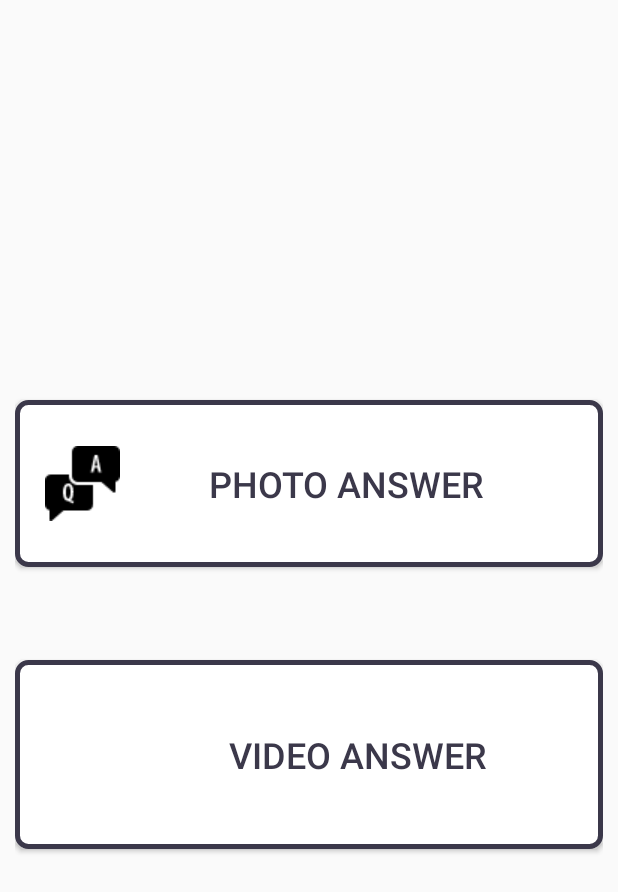
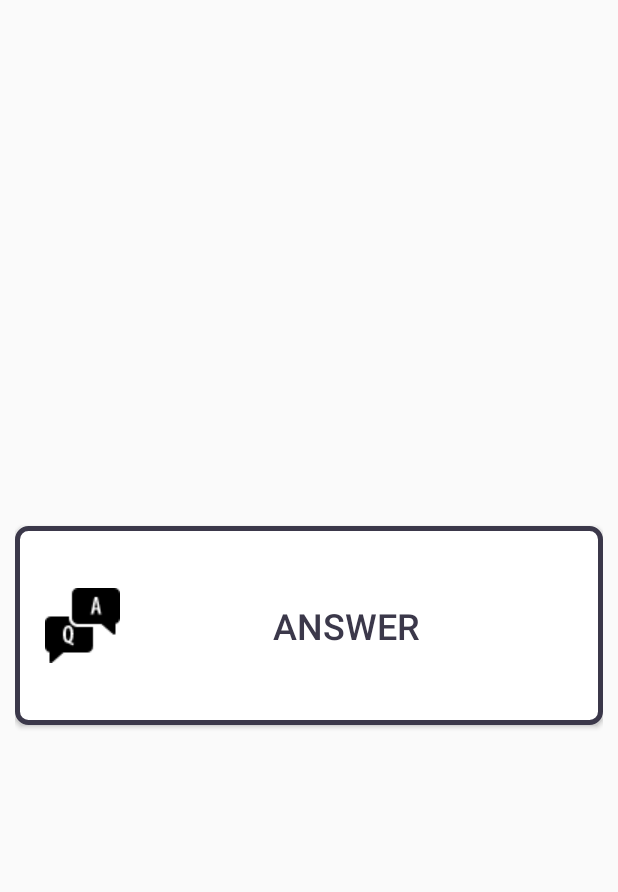
Before and after one commit to LaQuay/HackUPC-Fall-2017, an Android app: the layout fragment_main_helper_activity.xml on its own in the app's theme, with its tools: preview values and no code run, on a phone screen of 412 x 824 dp. Shown: the top 892 px of the screen. Run offline under Robolectric (Android 15) with nearby library versions, the phone set to English and light mode, and no system bars; network calls fail.

Commit message:
messaging layout

```diff
--- a/android/app/src/main/res/layout/fragment_main_helper_activity.xml
+++ b/android/app/src/main/res/layout/fragment_main_helper_activity.xml
@@ -24,26 +24,7 @@
             android:drawableLeft="@drawable/ic_answer"
             android:paddingLeft="20dp"
             android:paddingRight="20dp"
-            android:text="Photo Answer"
-            android:textColor="@color/colorPrimaryDark"
-            android:textSize="24sp" />
-
-        <LinearLayout
-            android:layout_width="match_parent"
-            android:layout_height="wrap_content"
-            android:orientation="vertical"
-            android:layout_weight="1"/>
-
-        <Button
-            android:id="@+id/main_fragment_helper_video"
-            android:layout_width="match_parent"
-            android:layout_height="wrap_content"
-            android:layout_weight="1"
-            android:background="@drawable/button_drawable"
-            android:drawableLeft="@drawable/common_full_open_on_phone"
-            android:paddingLeft="20dp"
-            android:paddingRight="20dp"
-            android:text="Video Answer"
+            android:text="Answer"
             android:textColor="@color/colorPrimaryDark"
             android:textSize="24sp" />
 
```
Also changed, not shown: android/app/src/main/java/dev/blind/hackupc/a2017/blindhelper/MainActivityFragmentHelper.java (+0 -9 lines), android/app/src/main/java/dev/blind/hackupc/a2017/blindhelper/adapters/PhotoQuestionAdapter.java (+4 -3 lines), android/app/src/main/res/layout/fragment_main_activity.xml (+4 -4 lines).
